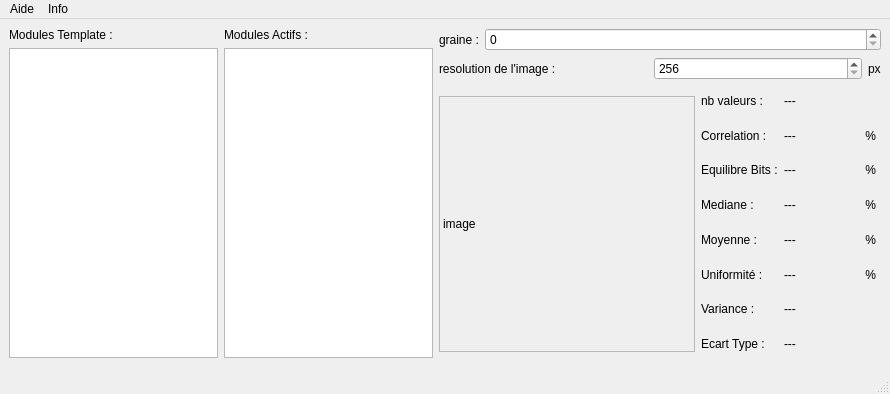
Qt form FichiersQT/mainwindow.ui (erreur130/Editeur_Nombres_Aleatoire) before a commit.
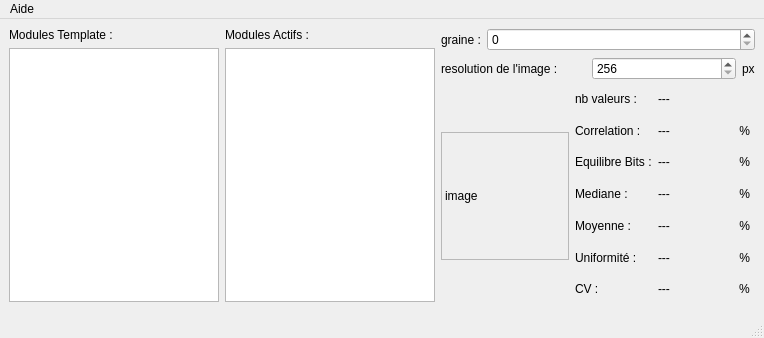
The same form after that commit.

Commit message: feat : rajout des ui pour les info modules/tests, resize de l'image et changement de Varience/Ecart type en CV

Patch:
```diff
--- a/FichiersQT/mainwindow.ui
+++ b/FichiersQT/mainwindow.ui
@@ -6,8 +6,8 @@
    <rect>
     <x>0</x>
     <y>0</y>
-    <width>890</width>
-    <height>394</height>
+    <width>764</width>
+    <height>338</height>
    </rect>
   </property>
   <property name="windowTitle">
@@ -156,152 +156,90 @@
       </item>
       <item>
        <layout class="QHBoxLayout" name="horizontalLayout_3">
+        <property name="spacing">
+         <number>6</number>
+        </property>
         <item>
-         <widget class="QLabel" name="imageBruit">
-          <property name="sizePolicy">
-           <sizepolicy hsizetype="Fixed" vsizetype="Fixed">
-            <horstretch>0</horstretch>
-            <verstretch>0</verstretch>
-           </sizepolicy>
+         <layout class="QVBoxLayout" name="layoutImage">
+          <property name="spacing">
+           <number>0</number>
           </property>
-          <property name="minimumSize">
-           <size>
-            <width>256</width>
-            <height>256</height>
-           </size>
-          </property>
-          <property name="frameShape">
-           <enum>QFrame::Shape::StyledPanel</enum>
-          </property>
-          <property name="text">
-           <string>image</string>
-          </property>
-         </widget>
+          <item alignment="Qt::AlignmentFlag::AlignHCenter|Qt::AlignmentFlag::AlignVCenter">
+           <widget class="QLabel" name="imageBruit">
+            <property name="sizePolicy">
+             <sizepolicy hsizetype="Fixed" vsizetype="Fixed">
+              <horstretch>0</horstretch>
+              <verstretch>0</verstretch>
+             </sizepolicy>
+            </property>
+            <property name="minimumSize">
+             <size>
+              <width>128</width>
+              <height>128</height>
+             </size>
+            </property>
+            <property name="maximumSize">
+             <size>
+              <width>16777215</width>
+              <height>16777215</height>
+             </size>
+            </property>
+            <property name="frameShape">
+             <enum>QFrame::Shape::StyledPanel</enum>
+            </property>
+            <property name="text">
+             <string>image</string>
+            </property>
+           </widget>
+          </item>
+          <item>
+           <spacer name="horizontalSpacer_minTailleImage">
+            <property name="orientation">
+             <enum>Qt::Orientation::Horizontal</enum>
+            </property>
+            <property name="sizeType">
+             <enum>QSizePolicy::Policy::Fixed</enum>
+            </property>
+            <property name="sizeHint" stdset="0">
+             <size>
+              <width>128</width>
+              <height>0</height>
+             </size>
+            </property>
+           </spacer>
+          </item>
+          <item>
+           <spacer name="horizontalSpacer_taileMaxLayoutImage">
+            <property name="orientation">
+             <enum>Qt::Orientation::Horizontal</enum>
+            </property>
+            <property name="sizeType">
+             <enum>QSizePolicy::Policy::Expanding</enum>
+            </property>
+            <property name="sizeHint" stdset="0">
+             <size>
+              <width>25</width>
+              <height>0</height>
+             </size>
+            </property>
+           </spacer>
+          </item>
+         </layout>
         </item>
         <item>
          <layout class="QVBoxLayout" name="verticalLayout_4">
           <item>
-           <layout class="QGridLayout" name="gridLayout" rowstretch="0,0,0,0,0,0,0,0">
+           <layout class="QGridLayout" name="gridLayout" rowstretch="0,0,0,0,0,0,0">
             <property name="sizeConstraint">
              <enum>QLayout::SizeConstraint::SetDefaultConstraint</enum>
             </property>
-            <item row="1" column="0">
-             <widget class="QLabel" name="label_7">
-              <property name="sizePolicy">
-               <sizepolicy hsizetype="Preferred" vsizetype="Expanding">
-                <horstretch>0</horstretch>
-                <verstretch>0</verstretch>
-               </sizepolicy>
-              </property>
+            <item row="2" column="1">
+             <widget class="QLabel" name="labelAquilibreBits">
               <property name="text">
-               <string>Correlation :</string>
-              </property>
-             </widget>
-            </item>
-            <item row="7" column="1">
-             <widget class="QLabel" name="labelEcartType">
-              <property name="text">
                <string>---</string>
               </property>
              </widget>
             </item>
-            <item row="5" column="2">
-             <widget class="QLabel" name="label_19">
-              <property name="sizePolicy">
-               <sizepolicy hsizetype="Fixed" vsizetype="Preferred">
-                <horstretch>0</horstretch>
-                <verstretch>0</verstretch>
-               </sizepolicy>
-              </property>
-              <property name="layoutDirection">
-               <enum>Qt::LayoutDirection::LeftToRight</enum>
-              </property>
-              <property name="text">
-               <string>%</string>
-              </property>
-              <property name="alignment">
-               <set>Qt::AlignmentFlag::AlignRight|Qt::AlignmentFlag::AlignTrailing|Qt::AlignmentFlag::AlignVCenter</set>
-              </property>
-             </widget>
-            </item>
-            <item row="0" column="1">
-             <widget class="QLabel" name="labelNbValeurs">
-              <property name="sizePolicy">
-               <sizepolicy hsizetype="Preferred" vsizetype="Preferred">
-                <horstretch>0</horstretch>
-                <verstretch>0</verstretch>
-               </sizepolicy>
-              </property>
-              <property name="text">
-               <string>---</string>
-              </property>
-             </widget>
-            </item>
-            <item row="2" column="0">
-             <widget class="QLabel" name="label_8">
-              <property name="sizePolicy">
-               <sizepolicy hsizetype="Preferred" vsizetype="Expanding">
-                <horstretch>0</horstretch>
-                <verstretch>0</verstretch>
-               </sizepolicy>
-              </property>
-              <property name="text">
-               <string>Equilibre Bits :</string>
-              </property>
-             </widget>
-            </item>
-            <item row="5" column="1">
-             <widget class="QLabel" name="labelUniformite">
-              <property name="text">
-               <string>---</string>
-              </property>
-             </widget>
-            </item>
-            <item row="1" column="2">
-             <widget class="QLabel" name="label_15">
-              <property name="sizePolicy">
-               <sizepolicy hsizetype="Fixed" vsizetype="Preferred">
-                <horstretch>0</horstretch>
-                <verstretch>0</verstretch>
-               </sizepolicy>
-              </property>
-              <property name="layoutDirection">
-               <enum>Qt::LayoutDirection::LeftToRight</enum>
-              </property>
-              <property name="text">
-               <string>%</string>
-              </property>
-              <property name="alignment">
-               <set>Qt::AlignmentFlag::AlignRight|Qt::AlignmentFlag::AlignTrailing|Qt::AlignmentFlag::AlignVCenter</set>
-              </property>
-             </widget>
-            </item>
-            <item row="4" column="0">
-             <widget class="QLabel" name="label_10">
-              <property name="sizePolicy">
-               <sizepolicy hsizetype="Preferred" vsizetype="Expanding">
-                <horstretch>0</horstretch>
-                <verstretch>0</verstretch>
-               </sizepolicy>
-              </property>
-              <property name="text">
-               <string>Moyenne :</string>
-              </property>
-             </widget>
-            </item>
-            <item row="7" column="0">
-             <widget class="QLabel" name="label_12">
-              <property name="sizePolicy">
-               <sizepolicy hsizetype="Preferred" vsizetype="Expanding">
-                <horstretch>0</horstretch>
-                <verstretch>0</verstretch>
-               </sizepolicy>
-              </property>
-              <property name="text">
-               <string>Ecart Type :</string>
-              </property>
-             </widget>
-            </item>
             <item row="0" column="0">
              <widget class="QLabel" name="label_5">
               <property name="sizePolicy">
@@ -315,6 +253,57 @@
               </property>
              </widget>
             </item>
+            <item row="4" column="2">
+             <widget class="QLabel" name="label_16">
+              <property name="sizePolicy">
+               <sizepolicy hsizetype="Fixed" vsizetype="Preferred">
+                <horstretch>0</horstretch>
+                <verstretch>0</verstretch>
+               </sizepolicy>
+              </property>
+              <property name="layoutDirection">
+               <enum>Qt::LayoutDirection::LeftToRight</enum>
+              </property>
+              <property name="text">
+               <string>%</string>
+              </property>
+              <property name="alignment">
+               <set>Qt::AlignmentFlag::AlignRight|Qt::AlignmentFlag::AlignTrailing|Qt::AlignmentFlag::AlignVCenter</set>
+              </property>
+             </widget>
+            </item>
+            <item row="5" column="0">
+             <widget class="QLabel" name="label_4">
+              <property name="sizePolicy">
+               <sizepolicy hsizetype="Preferred" vsizetype="Expanding">
+                <horstretch>0</horstretch>
+                <verstretch>0</verstretch>
+               </sizepolicy>
+              </property>
+              <property name="text">
+               <string>Uniformité :</string>
+              </property>
+             </widget>
+            </item>
+            <item row="2" column="2">
+             <widget class="QLabel" name="label_18">
+              <property name="sizePolicy">
+               <sizepolicy hsizetype="Fixed" vsizetype="Preferred">
+                <horstretch>0</horstretch>
+                <verstretch>0</verstretch>
+               </sizepolicy>
+              </property>
+              <property name="layoutDirection">
+               <enum>Qt::LayoutDirection::LeftToRight</enum>
+              </property>
+              <property name="text">
+               <string>%</string>
+              </property>
+              <property name="alignment">
+               <set>Qt::AlignmentFlag::AlignRight|Qt::AlignmentFlag::AlignTrailing|Qt::AlignmentFlag::AlignVCenter</set>
+              </property>
+             </widget>
+            </item>
             <item row="3" column="2">
              <widget class="QLabel" name="label_17">
               <property name="sizePolicy">
@@ -334,6 +323,19 @@
               </property>
              </widget>
             </item>
+            <item row="4" column="0">
+             <widget class="QLabel" name="label_10">
+              <property name="sizePolicy">
+               <sizepolicy hsizetype="Preferred" vsizetype="Expanding">
+                <horstretch>0</horstretch>
+                <verstretch>0</verstretch>
+               </sizepolicy>
+              </property>
+              <property name="text">
+               <string>Moyenne :</string>
+              </property>
+             </widget>
+            </item>
             <item row="3" column="1">
              <widget class="QLabel" name="labelMediane">
               <property name="text">
@@ -341,22 +343,23 @@
               </property>
              </widget>
             </item>
-            <item row="4" column="2">
-             <widget class="QLabel" name="label_16">
+            <item row="0" column="1">
+             <widget class="QLabel" name="labelNbValeurs">
               <property name="sizePolicy">
-               <sizepolicy hsizetype="Fixed" vsizetype="Preferred">
+               <sizepolicy hsizetype="Preferred" vsizetype="Preferred">
                 <horstretch>0</horstretch>
                 <verstretch>0</verstretch>
                </sizepolicy>
               </property>
-              <property name="layoutDirection">
-               <enum>Qt::LayoutDirection::LeftToRight</enum>
-              </property>
               <property name="text">
-               <string>%</string>
+               <string>---</string>
               </property>
-              <property name="alignment">
-               <set>Qt::AlignmentFlag::AlignRight|Qt::AlignmentFlag::AlignTrailing|Qt::AlignmentFlag::AlignVCenter</set>
+             </widget>
+            </item>
+            <item row="6" column="1">
+             <widget class="QLabel" name="labelCV">
+              <property name="text">
+               <string>---</string>
               </property>
              </widget>
             </item>
@@ -369,7 +372,7 @@
                </sizepolicy>
               </property>
               <property name="text">
-               <string>Variance :</string>
+               <string>CV :</string>
               </property>
              </widget>
             </item>
@@ -380,22 +383,40 @@
               </property>
              </widget>
             </item>
-            <item row="1" column="1">
-             <widget class="QLabel" name="labelCorrelation">
+            <item row="2" column="0">
+             <widget class="QLabel" name="label_8">
+              <property name="sizePolicy">
+               <sizepolicy hsizetype="Preferred" vsizetype="Expanding">
+                <horstretch>0</horstretch>
+                <verstretch>0</verstretch>
+               </sizepolicy>
+              </property>
               <property name="text">
-               <string>---</string>
+               <string>Equilibre Bits :</string>
               </property>
              </widget>
             </item>
-            <item row="2" column="1">
-             <widget class="QLabel" name="labelAquilibreBits">
+            <item row="1" column="2">
+             <widget class="QLabel" name="label_15">
+              <property name="sizePolicy">
+               <sizepolicy hsizetype="Fixed" vsizetype="Preferred">
+                <horstretch>0</horstretch>
+                <verstretch>0</verstretch>
+               </sizepolicy>
+              </property>
+              <property name="layoutDirection">
+               <enum>Qt::LayoutDirection::LeftToRight</enum>
+              </property>
               <property name="text">
-               <string>---</string>
+               <string>%</string>
               </property>
+              <property name="alignment">
+               <set>Qt::AlignmentFlag::AlignRight|Qt::AlignmentFlag::AlignTrailing|Qt::AlignmentFlag::AlignVCenter</set>
+              </property>
              </widget>
             </item>
-            <item row="5" column="0">
-             <widget class="QLabel" name="label_4">
+            <item row="1" column="0">
+             <widget class="QLabel" name="label_7">
               <property name="sizePolicy">
                <sizepolicy hsizetype="Preferred" vsizetype="Expanding">
                 <horstretch>0</horstretch>
@@ -403,19 +424,12 @@
                </sizepolicy>
               </property>
               <property name="text">
-               <string>Uniformité :</string>
+               <string>Correlation :</string>
               </property>
              </widget>
             </item>
-            <item row="6" column="1">
-             <widget class="QLabel" name="labelVariance">
-              <property name="text">
-               <string>---</string>
-              </property>
-             </widget>
-            </item>
-            <item row="2" column="2">
-             <widget class="QLabel" name="label_18">
+            <item row="5" column="2">
+             <widget class="QLabel" name="label_19">
               <property name="sizePolicy">
                <sizepolicy hsizetype="Fixed" vsizetype="Preferred">
                 <horstretch>0</horstretch>
@@ -433,6 +447,13 @@
               </property>
              </widget>
             </item>
+            <item row="5" column="1">
+             <widget class="QLabel" name="labelUniformite">
+              <property name="text">
+               <string>---</string>
+              </property>
+             </widget>
+            </item>
             <item row="3" column="0">
              <widget class="QLabel" name="label_9">
               <property name="sizePolicy">
@@ -446,6 +467,26 @@
               </property>
              </widget>
             </item>
+            <item row="1" column="1">
+             <widget class="QLabel" name="labelCorrelation">
+              <property name="text">
+               <string>---</string>
+              </property>
+             </widget>
+            </item>
+            <item row="6" column="2">
+             <widget class="QLabel" name="label_12">
+              <property name="sizePolicy">
+               <sizepolicy hsizetype="Fixed" vsizetype="Preferred">
+                <horstretch>0</horstretch>
+                <verstretch>0</verstretch>
+               </sizepolicy>
+              </property>
+              <property name="text">
+               <string>%</string>
+              </property>
+             </widget>
+            </item>
            </layout>
           </item>
           <item>
@@ -477,7 +518,7 @@
           <property name="sizeHint" stdset="0">
            <size>
             <width>5</width>
-            <height>256</height>
+            <height>200</height>
            </size>
           </property>
          </spacer>
@@ -493,7 +534,7 @@
     <rect>
      <x>0</x>
      <y>0</y>
-     <width>890</width>
+     <width>764</width>
      <height>23</height>
     </rect>
    </property>
@@ -504,13 +545,7 @@
     <addaction name="actionModules"/>
     <addaction name="actionTests"/>
    </widget>
-   <widget class="QMenu" name="menuInfo">
-    <property name="title">
-     <string>Info</string>
-    </property>
-   </widget>
    <addaction name="menuAide"/>
-   <addaction name="menuInfo"/>
   </widget>
   <widget class="QStatusBar" name="statusbar"/>
   <action name="actionModules">
```
Left out of the diff: 13 changed lines with no effect on the pictures. The commit also changes 8 other files.
